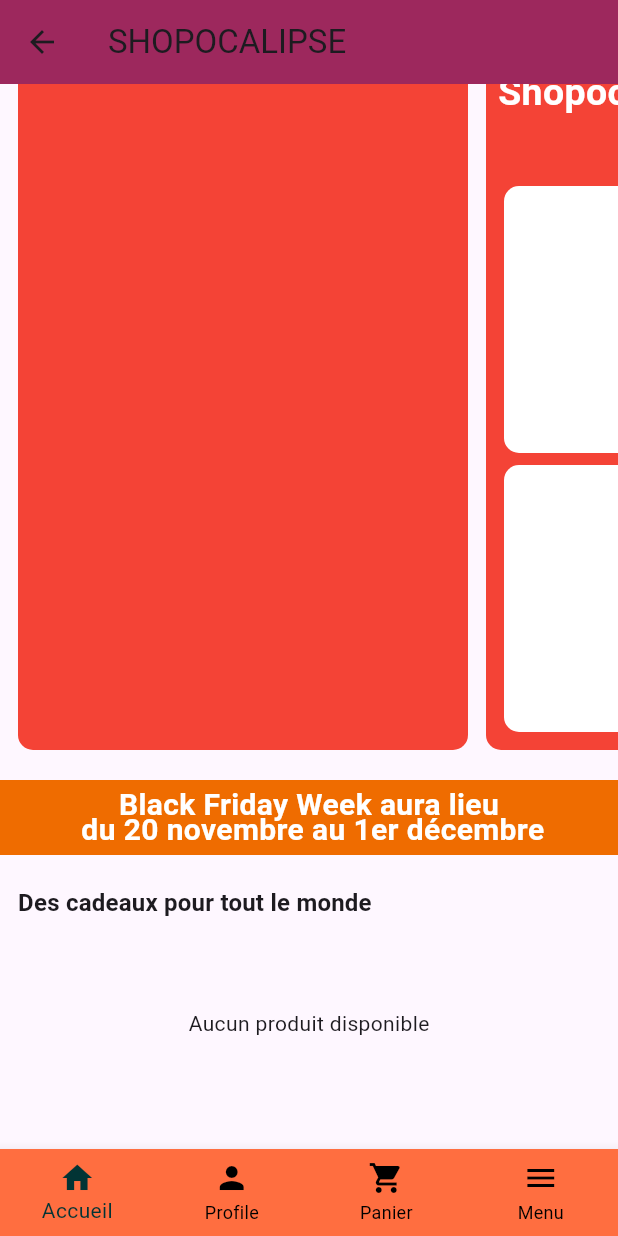
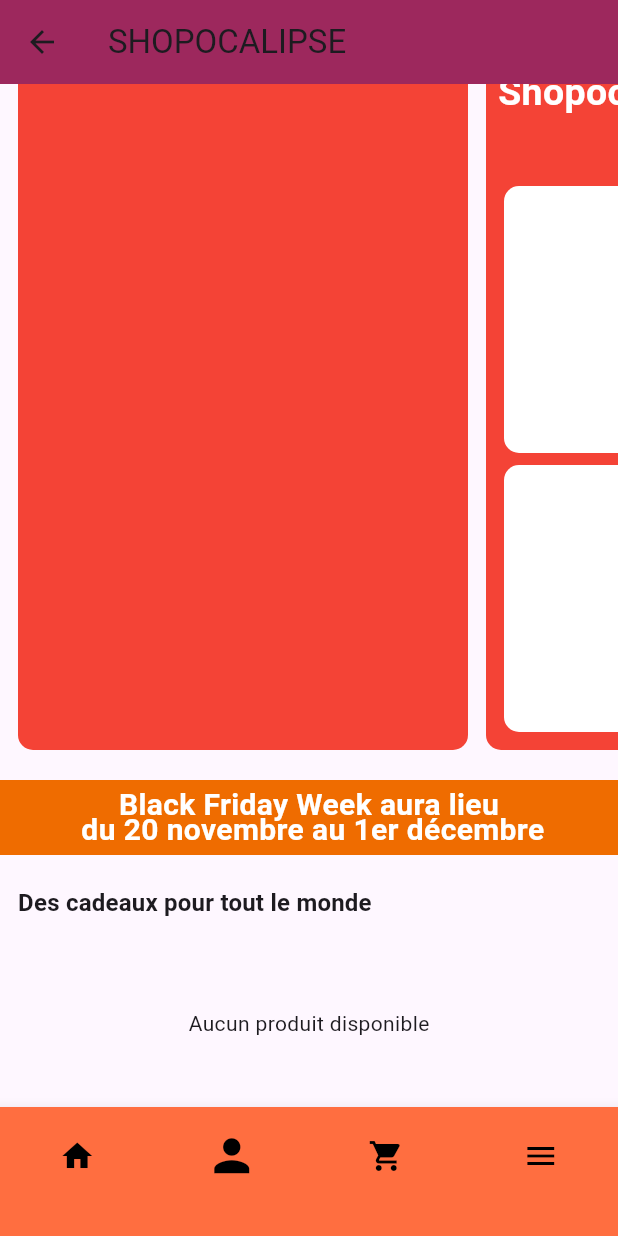
Before and after one commit to Eszter112/ShopoCalipse, a Flutter app: the GrandeList screen opened by its route, scrolled down 66 dp, on a phone screen of 412 x 824 dp. Run offline on Flutter 3.47's test engine with Material 3 defaults, Android fonts, the phone set to English and light mode, and no system bars; our stand-ins replace logger; missing offline and left inert: add_to_cart_button; network calls fail.

Commit message:
debug navbar

```diff
--- a/lib/view/bottom_navbar.dart
+++ b/lib/view/bottom_navbar.dart
@@ -1,39 +1,84 @@
 import 'package:flutter/material.dart';
+import 'package:shopocalipse/view/grandeListHome_view.dart';
+import 'profile.dart';
+import 'cart.dart';
+import 'menu_page.dart';
 
-class BottomNavbar extends StatefulWidget {
+class BottomNavbar extends StatelessWidget {
   const BottomNavbar({super.key});
 
-  @override
-  State<BottomNavbar> createState() => _BottomNavbarState();
-}
+  //   @override
+  //   State<BottomNavbar> createState() => _BottomNavbarState();
+  // }
 
-class _BottomNavbarState extends State<BottomNavbar> {
-  int _currentIndex = 0;
-  setCurrantIndex(int index) {
-    setState(() {
-      _currentIndex = index;
-    });
-  }
+  // class _BottomNavbarState extends State<BottomNavbar> {
+  // int _selectedIndex = 0;
+
+  // int _currentIndex = 0;
+
+  // final List<Widget> pages = const [
+  //   GrandeList(), // Home
+  //   Profil(), // Profile
+  //   Cart(), // Panier
+  //   MenuPage(), // Menu
+  // ];
+
+  // void setCurrantIndex(int index) {
+  //   setState(() {
+  //     _currentIndex = index;
+  //   });
+  // }
 
   @override
   Widget build(BuildContext context) {
+    // return Scaffold(
+    //   body: pages[_currentIndex],
+    //   bottomNavigationBar:
     return BottomNavigationBar(
-      currentIndex: _currentIndex,
+      // currentIndex: _currentIndex,
       type: BottomNavigationBarType.fixed,
-      onTap: (index) => setCurrantIndex(index),
-
+      // onTap: setCurrantIndex,
       selectedItemColor: const Color.fromARGB(255, 2, 52, 53),
       unselectedItemColor: Colors.black,
       backgroundColor: Colors.deepOrangeAccent,
-      items: const [
-        BottomNavigationBarItem(icon: Icon(Icons.home), label: 'Accueil'),
-        BottomNavigationBarItem(icon: Icon(Icons.person), label: 'Profile'),
+      items: [
+        // BottomNavigationBarItem(
+        //   icon: IconButton(
+        //     onPressed: () => Navigator.pushNamed(context, '/profile'),
+        //     icon: Icon(Icons.person_3_outlined, color: Colors.black),
+        //     iconSize: 35,
+        //   ),
         BottomNavigationBarItem(
-          icon: Icon(Icons.shopping_cart),
-          label: 'Panier',
+          icon: IconButton(
+            onPressed: () => Navigator.pushNamed(context, '/home'),
+            icon: Icon(Icons.home, color: Colors.black),
+          ),
+          label: "",
         ),
-        BottomNavigationBarItem(icon: Icon(Icons.menu), label: 'Menu'),
+        BottomNavigationBarItem(
+          icon: IconButton(
+            onPressed: () => Navigator.pushNamed(context, '/profil'),
+            icon: Icon(Icons.person, color: Colors.black),
+            iconSize: 35,
+          ),
+          label: "",
+        ),
+        BottomNavigationBarItem(
+          icon: IconButton(
+            onPressed: () => Navigator.pushNamed(context, '/cart'),
+            icon: Icon(Icons.shopping_cart, color: Colors.black),
+          ),
+          label: "",
+        ),
+        BottomNavigationBarItem(
+          icon: IconButton(
+            onPressed: () => Navigator.pushNamed(context, '/menu'),
+            icon: Icon(Icons.menu, color: Colors.black),
+          ),
+          label: "",
+        ),
       ],
+      // ),
     );
   }
 }
```
Also changed, not shown: lib/main.dart (+7 -2 lines), lib/view/cart.dart (added, +29 -0 lines), lib/view/description_produit.dart (+10 -0 lines), lib/view/menu_page.dart (added, +30 -0 lines), lib/view/profile.dart (added, +29 -0 lines).
